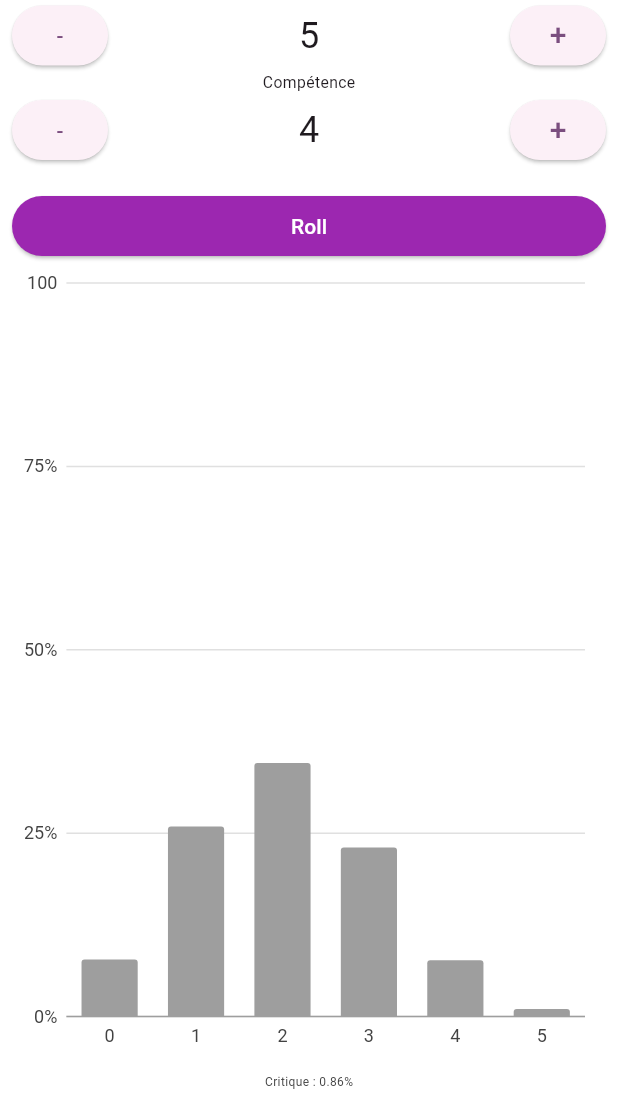
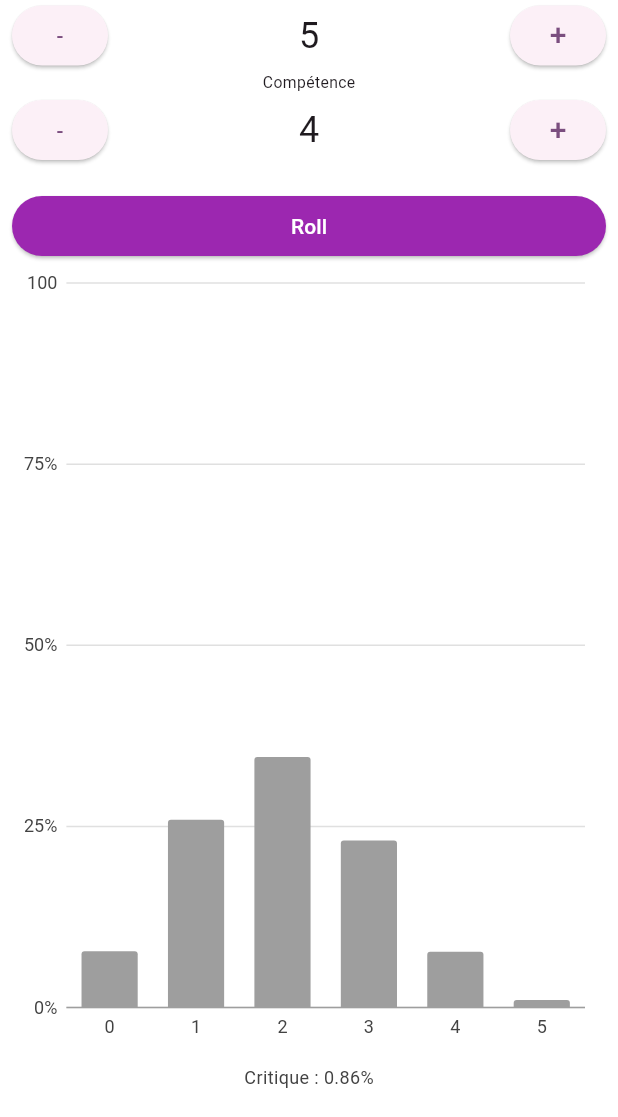
Before and after one commit to Neamar/aube_reve, a Flutter app: the screen it shows after launch, on a phone screen of 412 x 824 dp, the part 119-1236 px from its top. Run offline on Flutter 3.47's test engine with Material 3 defaults, Android fonts, the phone set to English and light mode, and no system bars; our stand-ins replace community_charts_flutter.

Commit message:
Increase font size for roll details and critique percentage
Bump fontSize from 8 to 12 for better readability

```diff
--- a/lib/main.dart
+++ b/lib/main.dart
@@ -157,7 +157,7 @@ class DiceRollerState extends State<DiceRoller> {
             )),
         Text(rollDetails,
             style: TextStyle(
-              fontSize: 8,
+              fontSize: 12,
             )),
       ]);
     } else {
@@ -330,7 +330,7 @@ class SimpleBarChart extends StatelessWidget {
         charts.ChartTitle(
             'Critique : ${(100 * critProba).toStringAsFixed(2)}%',
             behaviorPosition: charts.BehaviorPosition.bottom,
-            titleStyleSpec: const charts.TextStyleSpec(fontSize: 8),
+            titleStyleSpec: const charts.TextStyleSpec(fontSize: 12),
             titleOutsideJustification:
                 charts.OutsideJustification.middleDrawArea),
       ],
```
